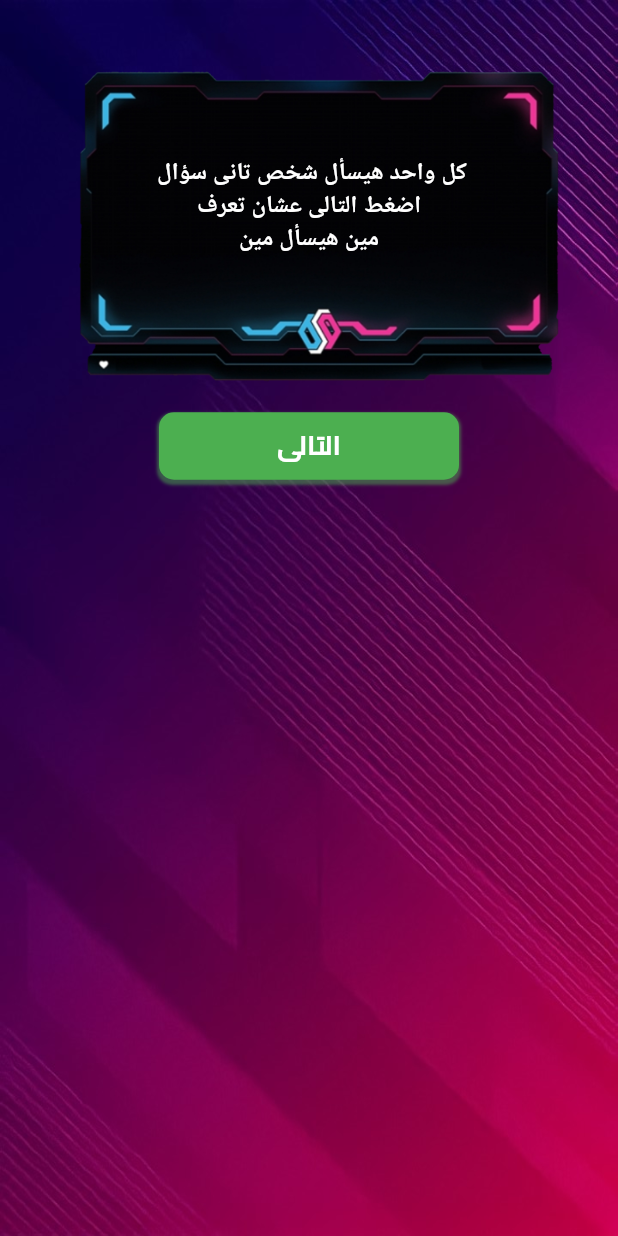
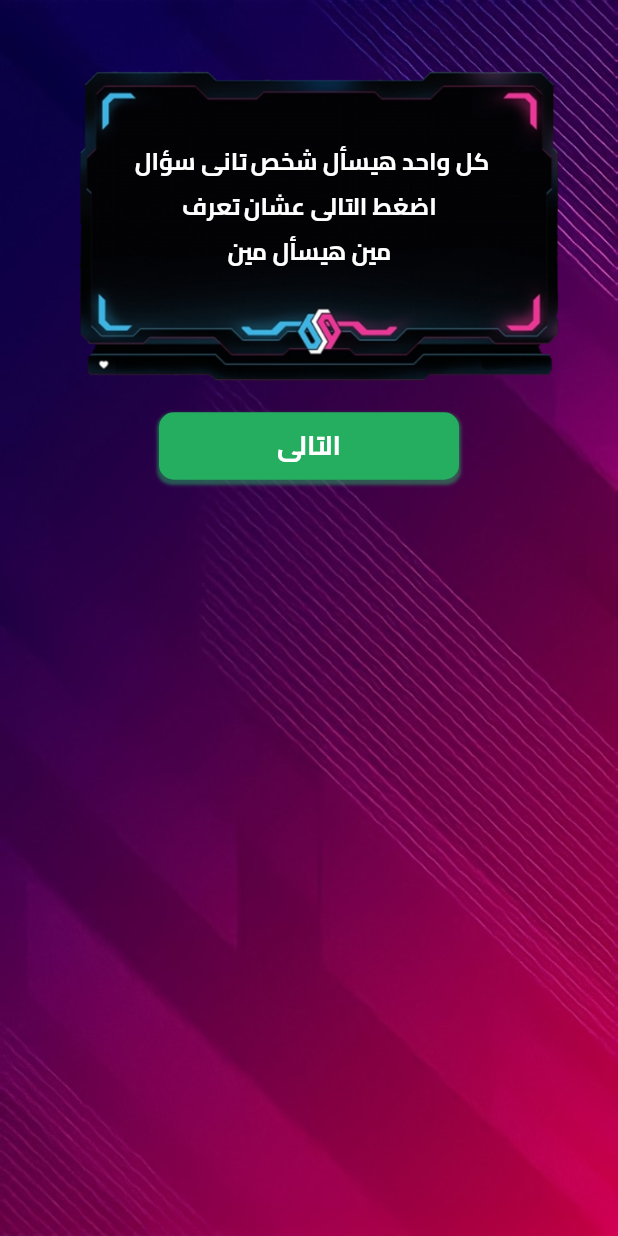
Before and after one commit to AhmedMahhmoud/FlutterGame, a Flutter app: the WhoIsOut screen opened directly, on a phone screen of 412 x 824 dp. Run offline on Flutter 3.47's test engine with Material 2 defaults, Android fonts, the phone set to English and light mode, and no system bars; drawn by our look-alikes of auto_size_text; our stand-ins replace animate_do, audioplayers, clay_containers, dotted_border, flutter_screenutil, flutter_styled_toast and 7 more; missing offline and left inert: scratcher, shape_of_view; accounts and stored records are empty; Roboto replaces fonts that are missing (Changa); statements that could not run were skipped.

Commit message:
random questions design

```diff
--- a/lib/Presentation/Game/views/questions_time.dart
+++ b/lib/Presentation/Game/views/questions_time.dart
@@ -9,6 +9,7 @@ import 'package:flutter_game/Domain/Models/PlayersModel.dart';
 import 'package:flutter_game/Presentation/Game/views/choices_page.dart';
 import 'package:flutter_game/Presentation/Game/views/random_questions_time.dart';
 import 'package:flutter_game/core/ColorManager/ColorManager.dart';
+import 'package:flutter_game/core/Shared/constantData.dart';
 import 'package:flutter_game/core/Shared/rounded_action_button.dart';
 import 'package:flutter_game/core/constants.dart';
 import 'package:flutter_screenutil/flutter_screenutil.dart';
@@ -59,6 +60,8 @@ class _QuestionScreenState extends State<QuestionScreen> {
     });
   }
 
+  int counter = 0;
+
   @override
   Widget build(BuildContext context) {
     return Column(
@@ -85,43 +88,15 @@ class _QuestionScreenState extends State<QuestionScreen> {
               )),
         if (!_showQuestion) ...[
           test == true
-              ? Padding(
-                  padding: const EdgeInsets.only(right: 12),
-                  child: Container(
-                      width: MediaQuery.of(context).size.width - 20.w,
-                      height: 300.h,
-                      decoration: BoxDecoration(
-                          image: DecorationImage(
-                              image: AssetImage(
-                                "assets/images/frame.png",
+              ? ZoomIn(
+                  delay: Duration(milliseconds: 500),
+                  duration: Duration(
+                    seconds: 1,
                   ),
-                              fit: BoxFit.cover)),
-                      child: Directionality(
-                          textDirection: TextDirection.rtl,
-                          child: Padding(
-                              padding: const EdgeInsets.symmetric(
-                                  horizontal: 20, vertical: 20),
-                              child: Container(
-                                child: Center(
-                                  child: Container(
-                                    child: Padding(
-                                      padding: const EdgeInsets.only(left: 16),
-                                      child: AutoSizeText(
+                  child: DisplayTextInFrame(
+                    text:
                         'كل واحد هيسأل شخص تانى سؤال \n اضغط التالى عشان تعرف \n مين هيسأل مين',
-                                        textAlign: TextAlign.center,
-                                        style: TextStyle(
-                                            fontFamily:
-                                                GoogleFonts.getFont('Changa')
-                                                    .fontFamily,
-                                            fontWeight: FontWeight.bold,
-                                            color: Colors.white,
-                                            fontSize:
-                                                setResponsiveFontSize(16)),
                   ),
-                                    ),
-                                  ),
-                                ),
-                              )))),
                 )
               : Container(),
           /*      Container(
@@ -137,14 +112,20 @@ class _QuestionScreenState extends State<QuestionScreen> {
           ),*/
 
           test == true
-              ? RoundedActionButton(
-                  btnColor: ColorManager.successColor,
+              ? ZoomIn(
+                  delay: Duration(milliseconds: 500),
+                  duration: Duration(
+                    seconds: 1,
+                  ),
+                  child: RoundedActionButton(
+                    btnColor: ColorManager.playersCardsColor[3],
                     title: "التالى",
                     btnFunc: () {
                       setState(() {
                         _showQuestion = true;
                       });
                     },
+                  ),
                 )
               : Container()
           /*     RoundedButton(
@@ -152,40 +133,96 @@ class _QuestionScreenState extends State<QuestionScreen> {
             btnColor: ColorManager.successColor,
             btnFunc: () {
               setState(() {
-                _showQuestion = true;
+                _showQuestion =true;
               });
             },
           )*/
         ] else ...[
-          if (_currentIndex != _playerList.length) ...[
-            Directionality(
-                textDirection: TextDirection.rtl,
-                child: Container(
-                  child: AutoSizeText(
+          DisplayTextInFrame(
+            text:
                 " ${_askingPlayers[_pointer1].playerName} اسأل ${_askingPlayers[_pointer2].playerName} و حاول توقعة ",
-                    style: boldStyle,
           ),
-                )),
-            RoundedButton(
-              title: "التالى",
-              onTapped: () {
-                checkPlayersSimilarity();
-              },
-            )
-          ] else ...[
-            RoundedButton(
-              title: "التالى",
-              onTapped: () {
+          RoundedActionButton(
+            btnFunc: () {
+              if (counter == _playerList.length - 1) {
                 Navigator.push(
                     context,
                     MaterialPageRoute(
                       builder: (context) => RandomQuestionsTime(),
                     ));
+              } else if (_currentIndex != _playerList.length) {
+                counter++;
+                checkPlayersSimilarity();
+              }
             },
+            btnColor: ColorManager.successColor,
+            title: "التالى",
           )
-          ]
+          // ] else ...[
+          //   Container(
+          //     height: 500.h,
+          //     child: Center(
+          //       child: RoundedActionButton(
+          //         btnFunc: () {
+          //           MaterialPageRoute(
+          //             builder: (context) => RandomQuestionsTime(),
+          //           );
+          //         },
+          //         btnColor: ColorManager.successColor,
+          //         title: "التالى",
+          //       ),
+          //     ),
+          //   )
+          // ]
         ]
       ],
     );
   }
 }
+
+class DisplayTextInFrame extends StatelessWidget {
+  final String text;
+
+  const DisplayTextInFrame({
+    this.text,
+    Key key,
+  }) : super(key: key);
+
+  @override
+  Widget build(BuildContext context) {
+    return Padding(
+      padding: const EdgeInsets.only(right: 12),
+      child: Container(
+          width: MediaQuery.of(context).size.width - 20.w,
+          height: 300.h,
+          decoration: BoxDecoration(
+              image: DecorationImage(
+                  image: AssetImage(
+                    "assets/images/frame.png",
+                  ),
+                  fit: BoxFit.cover)),
+          child: Directionality(
+              textDirection: TextDirection.rtl,
+              child: Padding(
+                  padding:
+                      const EdgeInsets.symmetric(horizontal: 20, vertical: 20),
+                  child: Container(
+                    child: Center(
+                      child: Container(
+                        child: Padding(
+                          padding: const EdgeInsets.only(left: 16),
+                          child: AutoSizeText(
+                            text,
+                            textAlign: TextAlign.center,
+                            style: TextStyle(
+                                fontWeight: FontWeight.bold,
+                                color: Colors.white,
+                                fontSize: setResponsiveFontSize(16)),
+                          ),
+                        ),
+                      ),
+                    ),
+                  )))),
+    );
+  }
+}
--- a/lib/core/ColorManager/ColorManager.dart
+++ b/lib/core/ColorManager/ColorManager.dart
@@ -20,7 +20,7 @@ class ColorManager {
   static Color accentColor = HexColor.fromHex("#CAE8F0");
   static Color successColor = Colors.green[500];
   static Color failColor = HexColor.fromHex('EB5757');
-  static Color darkGrey = HexColor.fromHex("#525252");
+  static Color darkGrey = HexColor.fromHex("#390E74");
   static Color grey = HexColor.fromHex("#737477");
   static Color lightGrey = HexColor.fromHex("#9E9E9E");
   static Color primaryOpacity70 = HexColor.fromHex("#B3ED9728");
```
Also changed, not shown: lib/Presentation/Game/views/add_players.dart (+8 -7 lines), lib/Presentation/Game/views/random_questions_time.dart (+113 -18 lines). Lines whose indentation alone changed are shown as unchanged.
